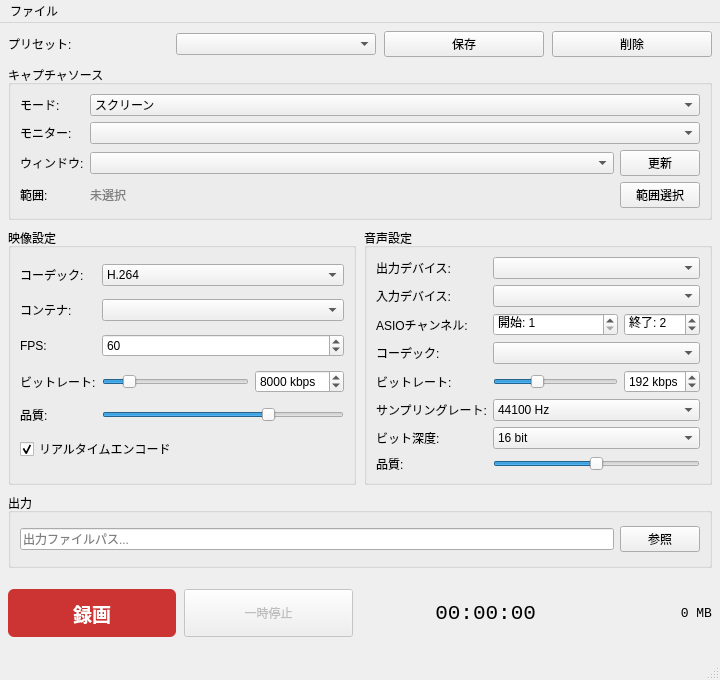
The window that src/ui/MainWindow.ui (hiroshi-tamura/pbRecorder) describes before a commit, drawn with Qt 5.
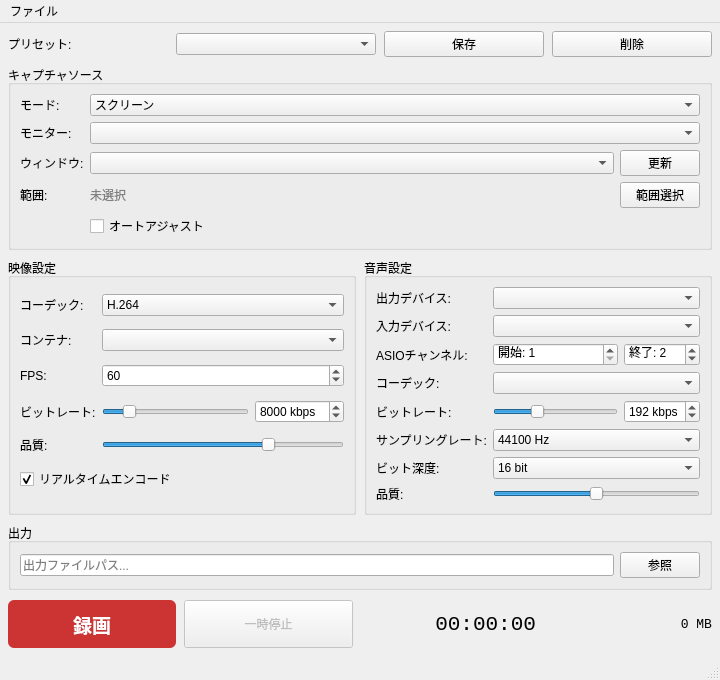
The same window after the commit.

Commit message:
Add auto-adjust feature for region selection
- Add "オートアジャスト" checkbox to capture source UI
- Implement screen edge detection via grayscale brightness analysis
- Snap selection edges to detected screen boundaries
- Add edge hover highlighting and drag-to-adjust functionality

Patch:
```diff
--- a/src/ui/MainWindow.ui
+++ b/src/ui/MainWindow.ui
@@ -165,6 +165,16 @@
          </property>
         </widget>
        </item>
+       <item row="4" column="1" colspan="2">
+        <widget class="QCheckBox" name="autoAdjustCheck">
+         <property name="text">
+          <string>オートアジャスト</string>
+         </property>
+         <property name="toolTip">
+          <string>範囲選択時に近くのラインに自動でスナップします</string>
+         </property>
+        </widget>
+       </item>
       </layout>
      </widget>
     </item>
```
The commit also changes 3 other files.
